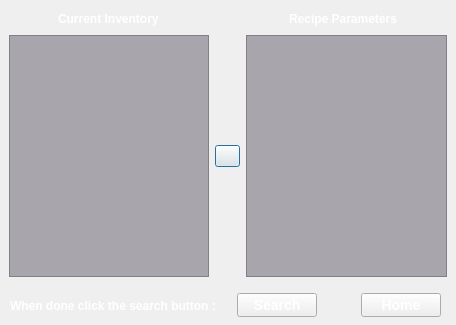
This is FAKKIT/recipepage.ui in r0ug3-Mary/Senior_Design as Qt 5 draws it before an edit. The edited form follows.
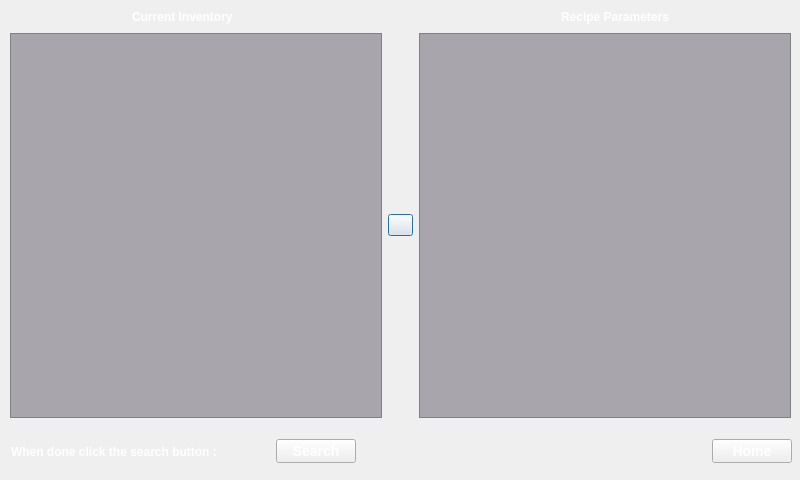
This is the edited form. Icons and pictures are not drawn.

```diff
--- a/FAKKIT/recipepage.ui
+++ b/FAKKIT/recipepage.ui
@@ -6,8 +6,8 @@
    <rect>
     <x>0</x>
     <y>0</y>
-    <width>456</width>
-    <height>325</height>
+    <width>800</width>
+    <height>480</height>
    </rect>
   </property>
   <property name="windowTitle">
@@ -19,10 +19,10 @@
   <widget class="QWidget" name="layoutWidget">
    <property name="geometry">
     <rect>
-     <x>9</x>
-     <y>9</y>
-     <width>438</width>
-     <height>268</height>
+     <x>10</x>
+     <y>7</y>
+     <width>781</width>
+     <height>411</height>
     </rect>
    </property>
    <layout class="QVBoxLayout" name="verticalLayout">
@@ -64,7 +64,7 @@
         </property>
         <property name="sizeHint" stdset="0">
          <size>
-          <width>75</width>
+          <width>200</width>
           <height>20</height>
          </size>
         </property>
@@ -112,6 +112,9 @@
           <height>16777215</height>
          </size>
         </property>
+        <property name="autoFillBackground">
+         <bool>false</bool>
+        </property>
         <property name="styleSheet">
          <string notr="true">border-image: url(:/pics/next.png);</string>
         </property>
@@ -134,10 +137,10 @@
   <widget class="QWidget" name="horizontalLayoutWidget_2">
    <property name="geometry">
     <rect>
-     <x>10</x>
-     <y>290</y>
-     <width>431</width>
-     <height>31</height>
+     <x>11</x>
+     <y>431</y>
+     <width>781</width>
+     <height>41</height>
     </rect>
    </property>
    <layout class="QHBoxLayout" name="horizontalLayout_11">
@@ -188,7 +191,7 @@
       </property>
       <property name="sizeHint" stdset="0">
        <size>
-        <width>38</width>
+        <width>350</width>
         <height>20</height>
        </size>
       </property>
```
Left out of the diff: 5 changed lines with no effect on the pictures.
